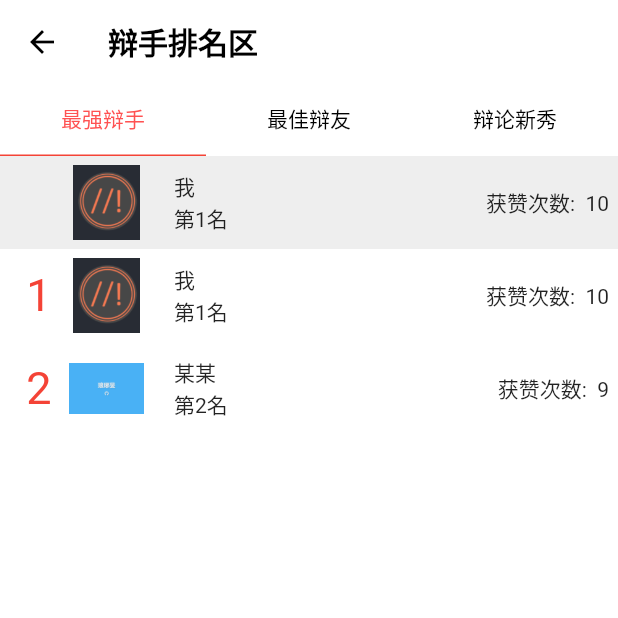
After one commit to ilovcoding/black_white_talk, a Flutter app: the Ranking screen opened by its route, on a phone screen of 412 x 824 dp, the top half of it. The commit adds this screen. Run offline on Flutter 3.47's test engine with Material 2 defaults, Android fonts, the phone set to English and light mode, and no system bars; drawn by our look-alikes of oktoast; our stand-ins replace flutter_svg, flutter_swiper, font_awesome_flutter; Roboto replaces fonts that are missing (MaShanZheng).

Commit message:
feat:辩论资源

```diff
--- a/lib/config/router.dart
+++ b/lib/config/router.dart
@@ -4,7 +4,9 @@ import 'package:black_white_talk/pages/Create/Create.dart';
 import 'package:black_white_talk/pages/DebateFriend/DebateFriend.dart';
 import 'package:black_white_talk/pages/DebateLife/DebateLife.dart';
 import 'package:black_white_talk/pages/DebateLobby/DebateLobby.dart';
+import 'package:black_white_talk/pages/DebateResource/DebateResource.dart';
 import 'package:black_white_talk/pages/Home/Home.dart';
+import 'package:black_white_talk/pages/Ranking/Ranking.dart';
 import 'package:black_white_talk/pages/Setting/Credit/Credit.dart';
 import 'package:black_white_talk/pages/Setting/NeedToKnowm/Duty/Duty.dart';
 import 'package:black_white_talk/pages/Setting/NeedToKnowm/NeedToKnow.dart';
@@ -26,6 +28,9 @@ class RouteName {
   static const String credit = '/setting/credit';
   static const String duty = '/setting/credit/duty';
   static const String rules = '/setting/credit/rules';
+  static const String ranking = '/ranking';
+  static const String debateResource = '/debateResource';
+
 }
 
 class Router {
@@ -55,6 +60,10 @@ class Router {
         return MaterialPageRoute(builder: (_) => Duty());
       case RouteName.rules:
         return MaterialPageRoute(builder: (_) => Rules());
+      case RouteName.ranking:
+        return MaterialPageRoute(builder: (_) => Ranking());
+      case RouteName.debateResource:
+        return MaterialPageRoute(builder: (_) => DebateResource());
       default:
         return MaterialPageRoute(
           builder: (_) => Scaffold(
--- a/lib/pages/DebateLobby/DebateLobby.dart
+++ b/lib/pages/DebateLobby/DebateLobby.dart
@@ -102,22 +102,16 @@ class _DebateLobbyState extends State<DebateLobby>
           ),
           TabBar(
             controller: _tabController,
-            indicator: BoxDecoration(),
+            indicator: BoxDecoration(color: Colors.grey),
+            unselectedLabelColor: Colors.black,
             labelPadding: EdgeInsets.all(0),
             tabs: <Widget>[
               Tab(
-                child: Text(
-                  '专业辩手区',
-                  style: TextStyle(color: Colors.black),
-                ),
+                child: Text('专业辩手区'),
               ),
-              Container(
-                width: MediaQuery.of(context).size.width / 2.0,
-                child: Tab(
-                  child: Text('辩论爱好者'),
-                ),
-                color: Colors.grey,
-              )
+              Tab(
+                child: Text('辩论爱好者'),
+              ),
             ],
           ),
           _currentTabsIndex == 0
--- /dev/null
+++ b/lib/pages/DebateResource/DebateResource.dart
@@ -0,0 +1,44 @@
+import 'package:flutter/material.dart';
+import 'package:font_awesome_flutter/font_awesome_flutter.dart';
+
+class DebateResource extends StatefulWidget {
+  @override
+  _DebateResourceState createState() => _DebateResourceState();
+}
+
+class _DebateResourceState extends State<DebateResource> {
+  TextEditingController _find = TextEditingController();
+  @override
+  Widget build(BuildContext context) {
+    return Scaffold(
+      appBar: AppBar(
+        leading: IconButton(
+          icon: Icon(FontAwesomeIcons.angleLeft),
+          color: Colors.grey,
+          onPressed: () {
+            Navigator.pop(context);
+          },
+        ),
+        title: TextField(
+          controller: _find,
+          keyboardType: TextInputType.number,
+          decoration: InputDecoration(
+            border: InputBorder.none,
+            hintText: '搜你想搜的',
+            hintStyle: TextStyle(color: Colors.grey),
+          ),
+        ),
+        actions: <Widget>[
+          FlatButton(
+            color: Colors.grey[200],
+            onPressed: () {},
+            child: Text(
+              '搜索',
+              style: TextStyle(color: Colors.white),
+            ),
+          )
+        ],
+      ),
+    );
+  }
+}
--- a/lib/pages/Home/Home.dart
+++ b/lib/pages/Home/Home.dart
@@ -208,16 +208,23 @@ class _HomeState extends State<Home> {
                           spreadRadius: 2.0)
                     ],
                   ),
+                  child: Listener(
                     child: Center(
                       child: Text(
                         '辩论\n资源',
                         style: TextStyle(color: Colors.white, fontSize: 30),
-                  )),
+                      ),
+                    ),
+                    onPointerDown: (e) {
+                      Navigator.pushNamed(context, RouteName.debateResource);
+                    },
+                  ),
                 ),
                 SizedBox(
                   width: 10.0,
                 ),
-                Container(
+                Listener(
+                  child: Container(
                     height: MediaQuery.of(context).size.height / 6.0,
                     width: MediaQuery.of(context).size.height / 6.0,
                     decoration: BoxDecoration(
@@ -235,7 +242,12 @@ class _HomeState extends State<Home> {
                       child: Text(
                         '辩手\n排名',
                         style: TextStyle(color: Colors.black, fontSize: 30),
-                  )),
+                      ),
+                    ),
+                  ),
+                  onPointerDown: (e) {
+                    Navigator.pushNamed(context, RouteName.ranking);
+                  },
                 ),
               ],
             ),
--- /dev/null
+++ b/lib/pages/Ranking/Ranking.dart
@@ -0,0 +1,161 @@
+import 'package:flutter/material.dart';
+
+class Ranking extends StatefulWidget {
+  @override
+  _RankingState createState() => _RankingState();
+}
+
+class _RankingState extends State<Ranking> with SingleTickerProviderStateMixin {
+  TabController _tabController;
+  int _currentTabsIndex = 0;
+  @override
+  void initState() {
+    // TODO: implement initState
+    super.initState();
+
+    _tabController = TabController(length: 3, vsync: this);
+  }
+
+  @override
+  Widget build(BuildContext context) {
+    return Scaffold(
+      backgroundColor: Colors.white,
+      appBar: AppBar(
+        elevation: 0,
+        backgroundColor: Colors.white,
+        iconTheme: IconThemeData(color: Colors.black),
+        title: Text(
+          '辩手排名区',
+          style: TextStyle(color: Colors.black, fontWeight: FontWeight.bold),
+        ),
+        bottom: TabBar(
+          unselectedLabelColor: Colors.black,
+          labelColor: Colors.redAccent,
+          controller: _tabController,
+          indicator: BoxDecoration(
+            border: Border(bottom: BorderSide(color: Colors.red)),
+          ),
+          labelPadding: EdgeInsets.all(0),
+          tabs: <Widget>[
+            Tab(
+              child: Text('最强辩手'),
+            ),
+            Tab(
+              child: Text('最佳辩友'),
+            ),
+            Tab(
+              child: Text('辩论新秀'),
+            ),
+          ],
+        ),
+      ),
+      body: TabBarView(controller: _tabController, children: listwidget),
+    );
+  }
+}
+
+List<Widget> _listwiget = [Text('1'), Text('2'), Text('3')];
+List<Widget> listwidget = _listwiget
+    .map((e) => ListView(
+          children: <Widget>[
+            Container(
+              color: Colors.grey[200],
+              padding: EdgeInsets.all(6),
+              child: Row(
+                children: <Widget>[
+                  SizedBox(
+                    width: 40,
+                  ),
+                  SizedBox(
+                    height: 50,
+                    width: 50,
+                    child: Image.asset('assets/images/user_avatar2.png'),
+                  ),
+                  SizedBox(
+                    width: 20,
+                  ),
+                  Column(
+                    crossAxisAlignment: CrossAxisAlignment.start,
+                    mainAxisAlignment: MainAxisAlignment.spaceBetween,
+                    children: <Widget>[Text('我'), Text('第1名')],
+                  ),
+                  Expanded(
+                    child: SizedBox(),
+                  ),
+                  Text('获赞次数:  10'),
+                ],
+              ),
+            ),
+            Container(
+              padding: EdgeInsets.all(6),
+              child: Row(
+                children: <Widget>[
+                  SizedBox(
+                    width: 40,
+                    child: Text(
+                      '1',
+                      textAlign: TextAlign.center,
+                      style: TextStyle(
+                        color: Colors.red,
+                        fontSize: 30,
+                      ),
+                    ),
+                  ),
+                  SizedBox(
+                    height: 50,
+                    width: 50,
+                    child: Image.asset('assets/images/user_avatar2.png'),
+                  ),
+                  SizedBox(
+                    width: 20,
+                  ),
+                  Column(
+                    crossAxisAlignment: CrossAxisAlignment.start,
+                    mainAxisAlignment: MainAxisAlignment.spaceBetween,
+                    children: <Widget>[Text('我'), Text('第1名')],
+                  ),
+                  Expanded(
+                    child: SizedBox(),
+                  ),
+                  Text('获赞次数:  10'),
+                ],
+              ),
+            ),
+            Container(
+              padding: EdgeInsets.all(6),
+              child: Row(
+                children: <Widget>[
+                  SizedBox(
+                    width: 40,
+                    child: Text(
+                      '2',
+                      textAlign: TextAlign.center,
+                      style: TextStyle(
+                        color: Colors.red,
+                        fontSize: 30,
+                      ),
+                    ),
+                  ),
+                  SizedBox(
+                    height: 50,
+                    width: 50,
+                    child: Image.asset('assets/images/user_avatar.png'),
+                  ),
+                  SizedBox(
+                    width: 20,
+                  ),
+                  Column(
+                    crossAxisAlignment: CrossAxisAlignment.start,
+                    mainAxisAlignment: MainAxisAlignment.spaceBetween,
+                    children: <Widget>[Text('某某'), Text('第2名')],
+                  ),
+                  Expanded(
+                    child: SizedBox(),
+                  ),
+                  Text('获赞次数:  9'),
+                ],
+              ),
+            )
+          ],
+        ))
+    .toList();
```
Lines whose indentation alone changed are shown as unchanged.
